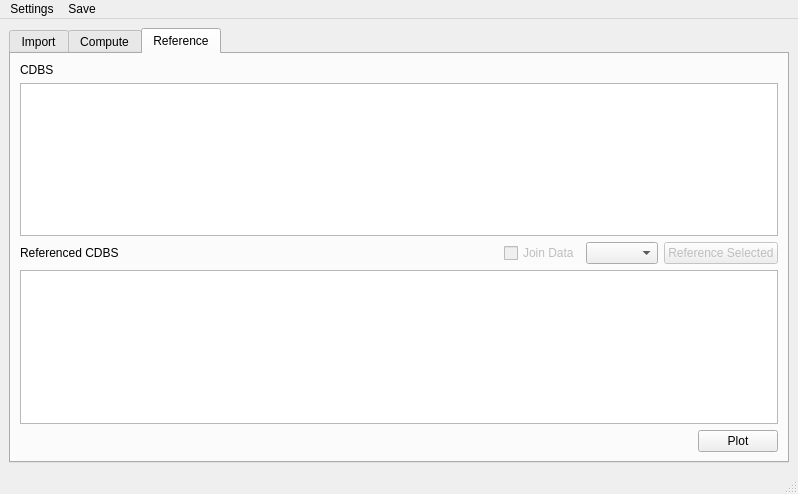
First picture: the form in gui/mainwindow2.ui, repository KorribanMaster/CDBSAnalyzer, before the edit.
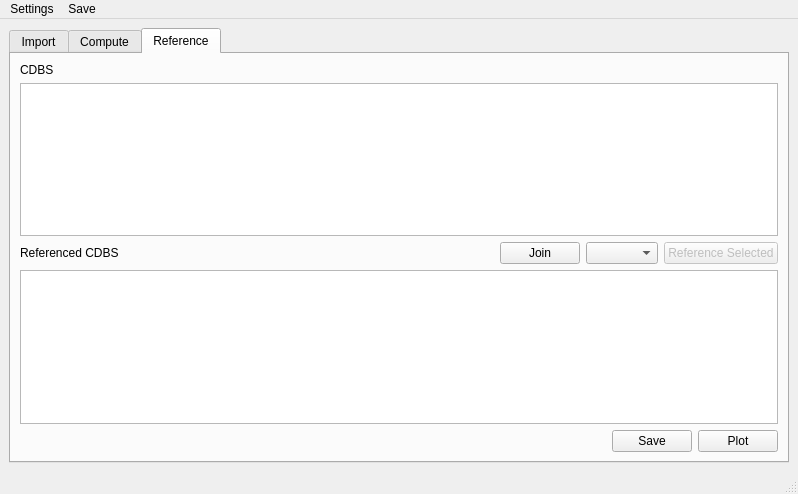
Second picture: the form after the edit. The open tabs and pages were chosen to show the change.

Patch:
```diff
--- a/gui/mainwindow2.ui
+++ b/gui/mainwindow2.ui
@@ -362,12 +362,15 @@
            </spacer>
           </item>
           <item>
-           <widget class="QCheckBox" name="checkJoinData">
+           <widget class="QPushButton" name="buttonJoin">
             <property name="enabled">
-             <bool>false</bool>
+             <bool>true</bool>
+            </property>
+            <property name="whatsThis">
+             <string extracomment="Add two spectra"/>
             </property>
             <property name="text">
-             <string>Join Data</string>
+             <string>Join</string>
             </property>
            </widget>
           </item>
@@ -417,6 +420,13 @@
             </property>
            </spacer>
           </item>
+          <item>
+           <widget class="QPushButton" name="buttonSave">
+            <property name="text">
+             <string>Save</string>
+            </property>
+           </widget>
+          </item>
           <item>
            <widget class="QPushButton" name="buttonPlotRef">
             <property name="text">
```
Left out of the diff: 5 changed lines with no effect on the pictures.
